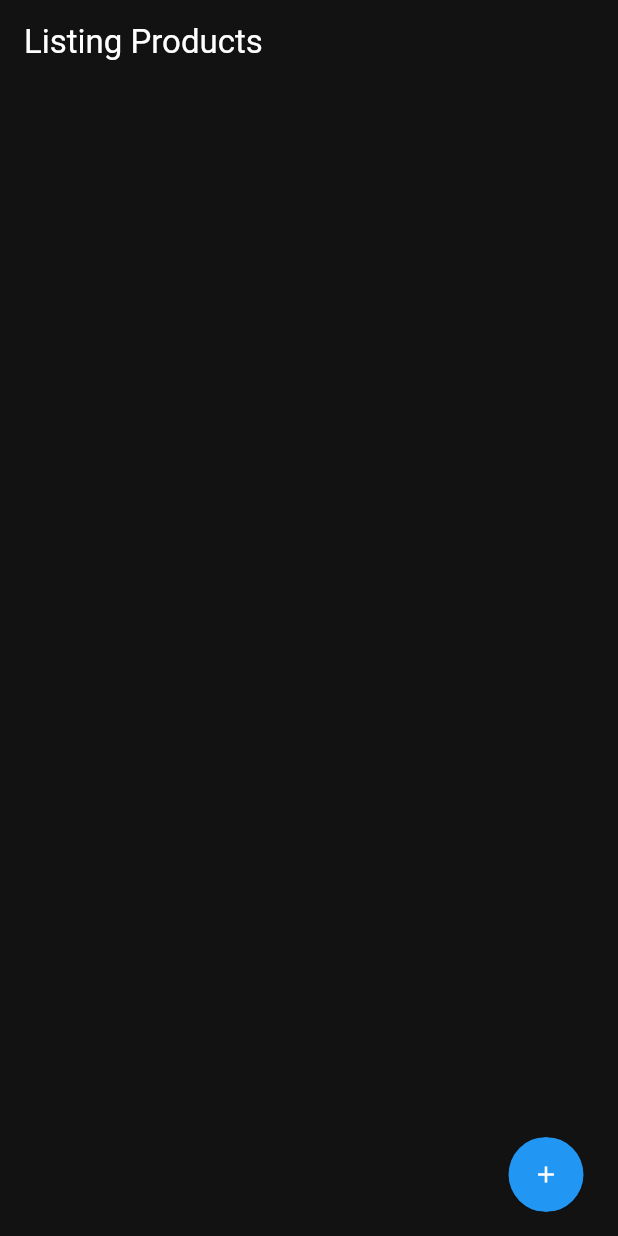
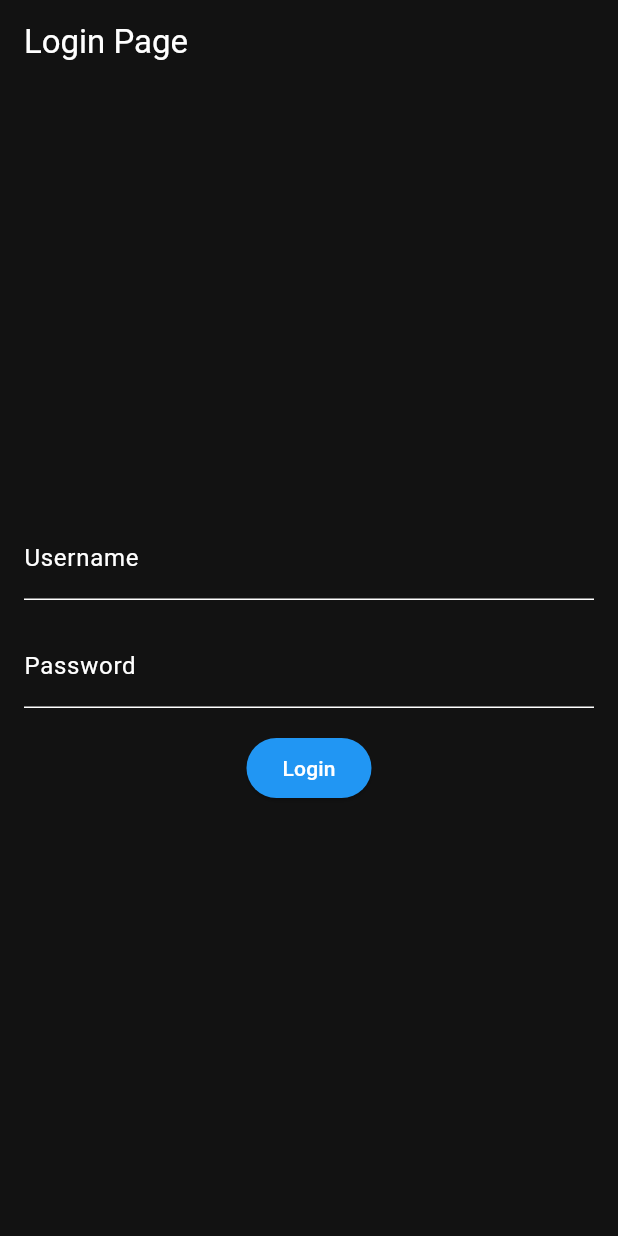
Before and after one commit to biribbo/CRUD_App, a Flutter app: the screen it shows after launch, on a phone screen of 412 x 824 dp. Run offline on Flutter 3.47's test engine with Material 3 defaults, Android fonts, the phone set to English and light mode, and no system bars; our stand-ins replace fluttertoast, logger, shared_preferences.

```diff
--- a/lib/main.dart
+++ b/lib/main.dart
@@ -1,19 +1,40 @@
 import 'package:crud_app/constants.dart';
+import 'package:crud_app/pages/login.dart';
 import 'package:crud_app/pages/index.dart';
 import 'package:crud_app/theme/colours.dart';
 import 'package:flutter/material.dart';
 import 'dart:async';
 import 'dart:convert';
 import 'package:http/http.dart' as http;
-import 'product.dart';
+import 'auth_service.dart';
 
 void main() {
-  runApp(MaterialApp(
-    debugShowCheckedModeBanner: false,
-    theme: ThemeData(
-      scaffoldBackgroundColor: primary,
-      primaryColor: Colors.white
-    ),
-    home: IndexPage(),
-  ));
+  runApp(MyApp());
 }
+
+class MyApp extends StatelessWidget {
+  final AuthService _authService = AuthService();
+
+  @override
+  Widget build(BuildContext context) {
+    return MaterialApp(
+      debugShowCheckedModeBanner: false,
+      theme: ThemeData(
+        scaffoldBackgroundColor: primary,
+        primaryColor: Colors.white,
+      ),
+      home: FutureBuilder<bool>(
+        future: _authService.isLoggedIn(),
+        builder: (context, snapshot) {
+          if (snapshot.connectionState == ConnectionState.waiting) {
+            return CircularProgressIndicator(); // Show loading indicator while checking authentication status
+          } else if (snapshot.data == true) {
+            return IndexPage(authService: _authService); // User is logged in, navigate to IndexPage
+          } else {
+            return LoginPage(authService: _authService); // User is not logged in, show login page
+          }
+        },
+      ),
+    );
+  }
+}
--- /dev/null
+++ b/lib/pages/login.dart
@@ -0,0 +1,98 @@
+import 'package:crud_app/pages/index.dart';
+import 'package:crud_app/theme/colours.dart';
+import 'package:flutter/material.dart';
+import 'package:fluttertoast/fluttertoast.dart';
+import '../auth_service.dart';
+
+class LoginPage extends StatefulWidget {
+  final AuthService authService;
+
+  LoginPage({required this.authService});
+
+  @override
+  _LoginPageState createState() => _LoginPageState();
+}
+
+class _LoginPageState extends State<LoginPage> {
+  TextEditingController usernameController = TextEditingController();
+  TextEditingController passwordController = TextEditingController();
+
+  void showToast(String message) {
+    Fluttertoast.showToast(
+      msg: message,
+      toastLength: Toast.LENGTH_SHORT,
+      gravity: ToastGravity.BOTTOM,
+      timeInSecForIosWeb: 1,
+      backgroundColor: Colors.blue,
+      textColor: Colors.white,
+      fontSize: 16.0,
+    );
+  }
+
+  @override
+  Widget build(BuildContext context) {
+    return Scaffold(
+      appBar: AppBar(
+        title: const Text(
+            'Login Page',
+            style: TextStyle(color: Colors.white)
+        ),
+        backgroundColor: primary,
+      ),
+      body: Center(
+        child: Padding(
+          padding: const EdgeInsets.all(16.0),
+          child: Column(
+            mainAxisAlignment: MainAxisAlignment.center,
+            children: [
+              TextFormField(
+                controller: usernameController,
+                decoration: const InputDecoration(
+                  labelText: 'Username',
+                  labelStyle: TextStyle(color: Colors.white),
+                  enabledBorder: UnderlineInputBorder(
+                    borderSide: BorderSide(color: Colors.white),
+                  ),
+                ),
+              ),
+              const SizedBox(height: 16.0),
+              TextFormField(
+                controller: passwordController,
+                obscureText: true,
+                decoration: const InputDecoration(
+                  labelText: 'Password',
+                  labelStyle: TextStyle(color: Colors.white),
+                  enabledBorder: UnderlineInputBorder(
+                    borderSide: BorderSide(color: Colors.white),
+                  ),
+                ),
+              ),
+              const SizedBox(height: 16.0),
+              ElevatedButton(
+                onPressed: () async {
+                  bool loggedIn = await widget.authService.login(
+                    usernameController.text,
+                    passwordController.text,
+                  );
+                  if (loggedIn) {
+                    Navigator.pushReplacement(
+                      context,
+                      MaterialPageRoute(builder: (context) => IndexPage(authService: widget.authService)),
+                    );
+                  }
+                },
+                style: ElevatedButton.styleFrom(
+                  primary: Colors.blue,
+                ),
+                child: const Text(
+                    'Login',
+                    style: TextStyle(color: Colors.white)
+                ),
+              ),
+            ],
+          ),
+        ),
+      ),
+    );
+  }
+}
--- a/lib/product.dart
+++ /dev/null
@@ -1,33 +0,0 @@
-class Product {
-  int? id;
-  String? title;
-  String? description;
-  DateTime? creationDate;
-  int? creatorUserId;
-  bool? isDeleted;
-  String? imageUrl;
-
-  Product(this.id, this.title, this.description, this.creationDate, this.creatorUserId, this.isDeleted, this.imageUrl);
-
-  Product.fromJson(Map<String, dynamic> json) {
-    id = json['id'];
-    title = json['title'];
-    description = json['description'];
-    creationDate = json['creationDate'];
-    creatorUserId = json['creatorUserId'];
-    isDeleted = json['isDeleted'];
-    imageUrl = json['imageUrl'];
-  }
-
-  factory Product.fromMap(Map<String, dynamic> json) {
-    return Product(
-      json['id'],
-      json['title'],
-      json['description'],
-      json['creationDate'],
-      json['creatorUserId'],
-      json['isDeleted'],
-      json['imageUrl'],
-    );
-  }
-}
--- a/pubspec.yaml
+++ b/pubspec.yaml
@@ -32,6 +32,8 @@ dependencies:
     sdk: flutter
   http: ^1.1.2
   fluttertoast: ^8.0.7
+  shared_preferences: ^2.2.2
+  logger: ^2.0.2+1
 
 
   # The following adds the Cupertino Icons font to your application.
```
Also changed, not shown: lib/auth_service.dart (added, +72 -0 lines), lib/pages/index.dart (+156 -28 lines), pubspec.lock, 1 other file.
